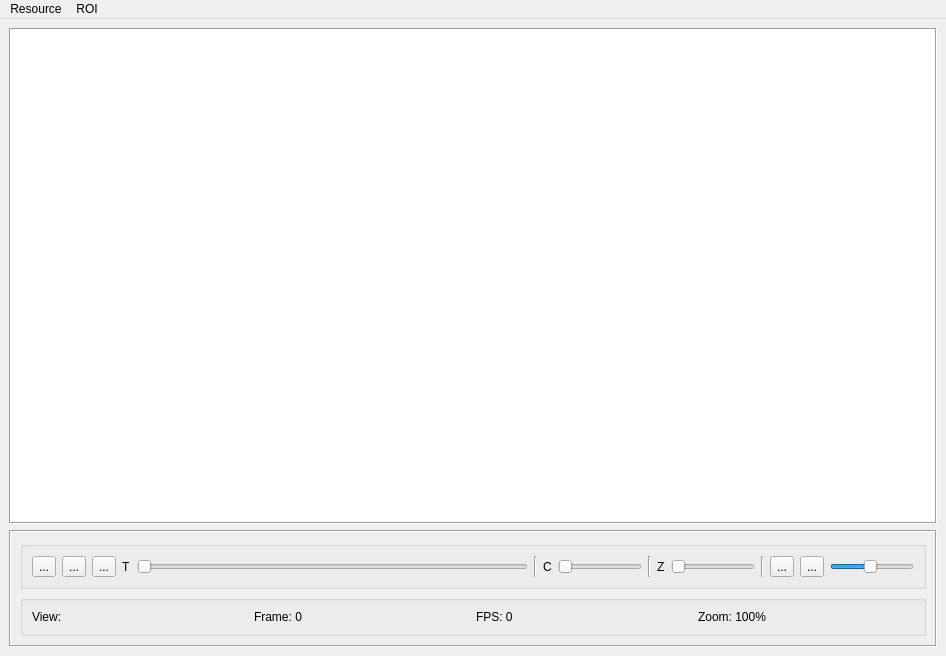
The window that src/pydetecdiv/app/gui/ui/ImageViewer.ui (fplewniak/pyDetecDiv) describes before a commit, drawn with Qt 5.
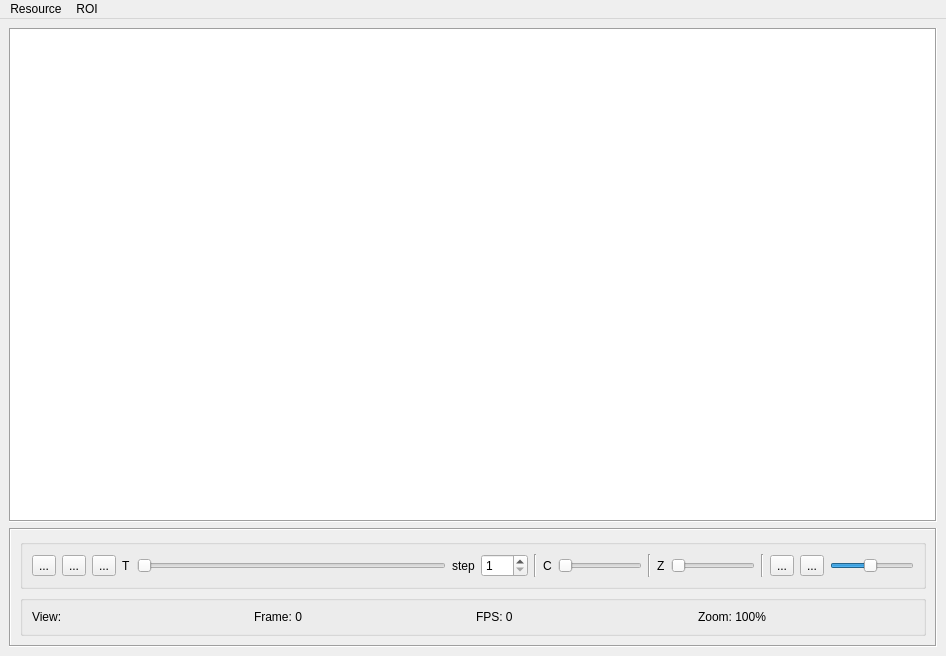
The same window after the commit. Icons and pictures are not drawn.

Commit message: Added step to specify the number of frames between current and next frame. Useful to skip missing frames in a given channel so as to prevent flickering

Patch:
```diff
--- a/src/pydetecdiv/app/gui/ui/ImageViewer.ui
+++ b/src/pydetecdiv/app/gui/ui/ImageViewer.ui
@@ -100,6 +100,12 @@
           </item>
           <item>
            <widget class="QSlider" name="t_slider">
+            <property name="sizePolicy">
+             <sizepolicy hsizetype="Expanding" vsizetype="Fixed">
+              <horstretch>0</horstretch>
+              <verstretch>0</verstretch>
+             </sizepolicy>
+            </property>
             <property name="orientation">
              <enum>Qt::Horizontal</enum>
             </property>
@@ -111,6 +117,29 @@
             </property>
            </widget>
           </item>
+          <item>
+           <widget class="QLabel" name="label">
+            <property name="text">
+             <string>step</string>
+            </property>
+           </widget>
+          </item>
+          <item>
+           <widget class="QSpinBox" name="t_step">
+            <property name="sizePolicy">
+             <sizepolicy hsizetype="Preferred" vsizetype="Fixed">
+              <horstretch>0</horstretch>
+              <verstretch>0</verstretch>
+             </sizepolicy>
+            </property>
+            <property name="minimum">
+             <number>1</number>
+            </property>
+            <property name="maximum">
+             <number>999</number>
+            </property>
+           </widget>
+          </item>
           <item>
            <widget class="Line" name="sep3">
             <property name="orientation">
```
Left out of the diff: 6 changed lines with no effect on the pictures. The commit also changes 2 other files.
